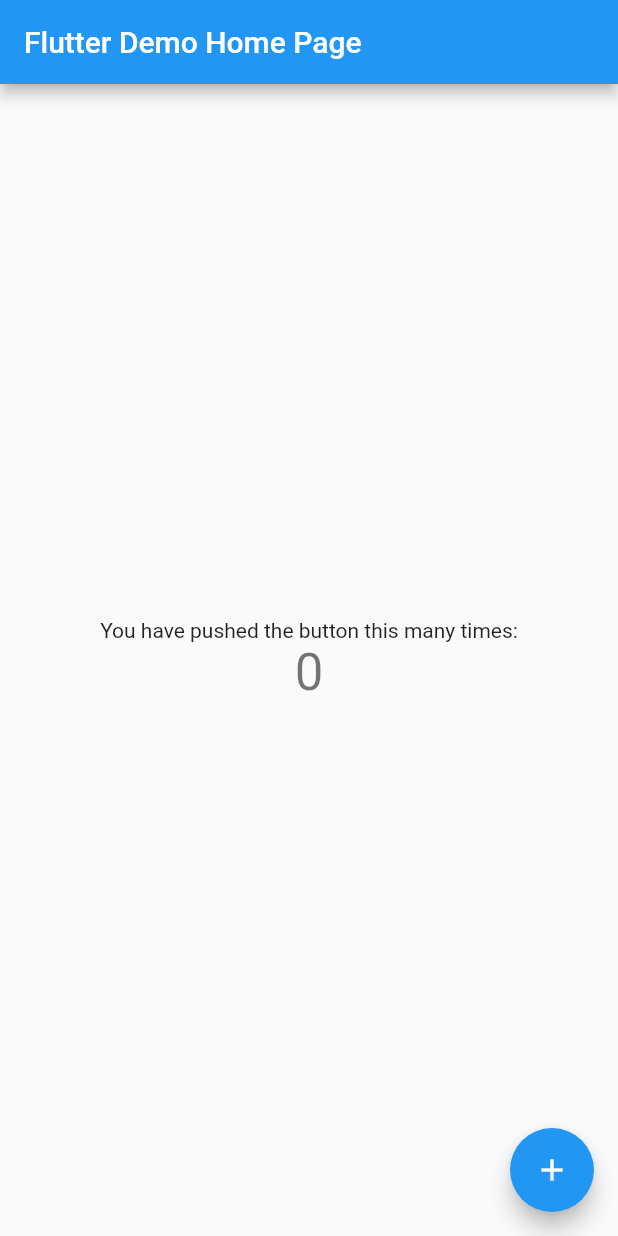
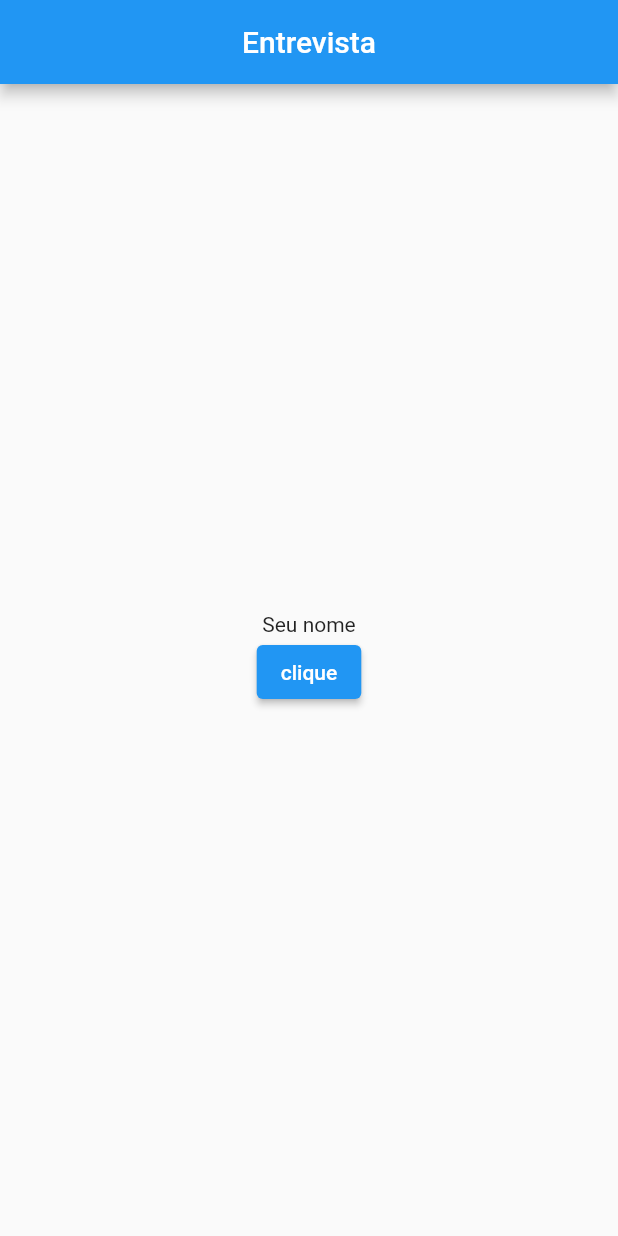
Before and after one commit to eudesadvento/aulas-flutter, a Flutter app: the screen it shows after launch, on a phone screen of 412 x 824 dp. Run offline on Flutter 3.47's test engine with Material 2 defaults, Android fonts, the phone set to English and light mode, and no system bars.

Commit message:
CRIANDO O APP

```diff
--- a/aula/lib/main.dart
+++ b/aula/lib/main.dart
@@ -1,115 +1,189 @@
 import 'package:flutter/material.dart';
 
 void main() {
-  runApp(const MyApp());
+  runApp(Eudes());
 }
 
-class MyApp extends StatelessWidget {
-  const MyApp({Key? key}) : super(key: key);
-
-  // This widget is the root of your application.
+class Eudes extends StatefulWidget {
   @override
-  Widget build(BuildContext context) {
-    return MaterialApp(
-      title: 'Flutter Demo',
-      theme: ThemeData(
-        // This is the theme of your application.
-        //
-        // Try running your application with "flutter run". You'll see the
-        // application has a blue toolbar. Then, without quitting the app, try
-        // changing the primarySwatch below to Colors.green and then invoke
-        // "hot reload" (press "r" in the console where you ran "flutter run",
-        // or simply save your changes to "hot reload" in a Flutter IDE).
-        // Notice that the counter didn't reset back to zero; the application
-        // is not restarted.
-        primarySwatch: Colors.blue,
-      ),
-      home: const MyHomePage(title: 'Flutter Demo Home Page'),
-    );
+  State<StatefulWidget> createState() {
+    return Silva();
   }
 }
 
-class MyHomePage extends StatefulWidget {
-  const MyHomePage({Key? key, required this.title}) : super(key: key);
-
-  // This widget is the home page of your application. It is stateful, meaning
-  // that it has a State object (defined below) that contains fields that affect
-  // how it looks.
-
-  // This class is the configuration for the state. It holds the values (in this
-  // case the title) provided by the parent (in this case the App widget) and
-  // used by the build method of the State. Fields in a Widget subclass are
-  // always marked "final".
-
-  final String title;
-
-  @override
-  State<MyHomePage> createState() => _MyHomePageState();
-}
-
-class _MyHomePageState extends State<MyHomePage> {
-  int _counter = 0;
-
-  void _incrementCounter() {
+class Silva extends State<Eudes> {
+  var pesquisa = 0;
+  void lista() {
     setState(() {
-      // This call to setState tells the Flutter framework that something has
-      // changed in this State, which causes it to rerun the build method below
-      // so that the display can reflect the updated values. If we changed
-      // _counter without calling setState(), then the build method would not be
-      // called again, and so nothing would appear to happen.
-      _counter++;
+      pesquisa++;
     });
   }
 
   @override
-  Widget build(BuildContext context) {
-    // This method is rerun every time setState is called, for instance as done
-    // by the _incrementCounter method above.
-    //
-    // The Flutter framework has been optimized to make rerunning build methods
-    // fast, so that you can just rebuild anything that needs updating rather
-    // than having to individually change instances of widgets.
-    return Scaffold(
+  Widget build(Object context) {
+    final resposta = [
+      'Seu nome',
+      'Idade',
+      'Data de nascimento',
+      'Bairro',
+    ];
+    return MaterialApp(
+        home: Scaffold(
       appBar: AppBar(
-        // Here we take the value from the MyHomePage object that was created by
-        // the App.build method, and use it to set our appbar title.
-        title: Text(widget.title),
+        title: Center(child: Text('Entrevista')),
       ),
       body: Center(
-        // Center is a layout widget. It takes a single child and positions it
-        // in the middle of the parent.
         child: Column(
-          // Column is also a layout widget. It takes a list of children and
-          // arranges them vertically. By default, it sizes itself to fit its
-          // children horizontally, and tries to be as tall as its parent.
-          //
-          // Invoke "debug painting" (press "p" in the console, choose the
-          // "Toggle Debug Paint" action from the Flutter Inspector in Android
-          // Studio, or the "Toggle Debug Paint" command in Visual Studio Code)
-          // to see the wireframe for each widget.
-          //
-          // Column has various properties to control how it sizes itself and
-          // how it positions its children. Here we use mainAxisAlignment to
-          // center the children vertically; the main axis here is the vertical
-          // axis because Columns are vertical (the cross axis would be
-          // horizontal).
           mainAxisAlignment: MainAxisAlignment.center,
-          children: <Widget>[
-            const Text(
-              'You have pushed the button this many times:',
-            ),
-            Text(
-              '$_counter',
-              style: Theme.of(context).textTheme.headline4,
-            ),
+          children: [
+            Text(resposta[pesquisa]),
+            ElevatedButton(onPressed: lista, child: Text('clique'))
           ],
         ),
       ),
-      floatingActionButton: FloatingActionButton(
-        onPressed: _incrementCounter,
-        tooltip: 'Increment',
-        child: const Icon(Icons.add),
-      ), // This trailing comma makes auto-formatting nicer for build methods.
-    );
+    ));
   }
 }
+
+
+
+
+
+
+// import 'package:flutter/material.dart';
+
+// void main() {
+//   runApp(const MyApp());
+// }
+
+// class MyApp extends StatelessWidget {
+//   const MyApp({Key? key}) : super(key: key);
+
+//   @override
+//   Widget build(BuildContext context) {
+//     return MaterialApp(
+//       title: 'Flutter Demo',
+//       theme: ThemeData(
+//         primarySwatch: Colors.blue,
+//       ),
+//       home: const MyHomePage(title: 'Flutter Demo Home Page'),
+//     );
+//   }
+// }
+
+// class MyHomePage extends StatefulWidget {
+//   const MyHomePage({Key? key, required this.title}) : super(key: key);
+
+//   final String title;
+
+//   @override
+//   State<MyHomePage> createState() => _MyHomePageState();
+// }
+
+// class _MyHomePageState extends State<MyHomePage> {
+//   int _counter = 0;
+
+//   void _incrementCounter() {
+//     setState(() {
+//       _counter++;
+//     });
+//   }
+
+//   @override
+//   Widget build(BuildContext context) {
+//     return Scaffold(
+//       appBar: AppBar(
+//         title: Text(widget.title),
+//       ),
+//       body: Center(
+//         child: Column(
+//           mainAxisAlignment: MainAxisAlignment.center,
+//           children: <Widget>[
+//             const Text(
+//               'You have pushed the button this many times:',
+//             ),
+//             Text(
+//               '$_counter',
+//               style: Theme.of(context).textTheme.headline4,
+//             ),
+//           ],
+//         ),
+//       ),
+//       floatingActionButton: FloatingActionButton(
+//         onPressed: _incrementCounter,
+//         tooltip: 'Increment',
+//         child: const Icon(Icons.add),
+//       ),
+//     );
+//   }
+// }
+
+
+
+
+
+
+
+
+
+// import 'package:flutter/material.dart';
+
+// void main() {
+//   runApp(PerguntasApp());
+// }
+
+// class PerguntasApp extends StatefulWidget {
+//   var perguntaSelecionada = 0;
+//   void responder() {
+//     perguntaSelecionada++;
+//     print("pergunta respondida");
+//   }
+
+//   @override
+//   State<PerguntasApp> createState() => PerguntasAppState();
+// }
+
+// class PerguntasAppState extends State<PerguntasApp> {
+
+
+//   @override
+//   Widget build(BuildContext context) {
+//     final perguntas = [
+//       'qual é sua cor favorita?',
+//       'qual seu animal fasvorito ',
+//     ];
+
+//     return MaterialApp(
+//       debugShowCheckedModeBanner: false,
+//       home: Scaffold(
+//         appBar: AppBar(
+//           title: const Center(
+//             child: Text("perguntas"),
+//           ),
+//         ),
+//         body: Center(
+//           child: Column(
+//             mainAxisAlignment: MainAxisAlignment.center,
+//             children: [
+//               Text(perguntas[0]),
+//               ElevatedButton(
+//                 onPressed: responder,
+//                 child: const Text('resposta 1'),
+//               ),
+//               ElevatedButton(
+//                 onPressed: () {
+//                   print("resposta 02");
+//                 },
+//                 child: const Text('resposta 2'),
+//               ),
+//               ElevatedButton(
+//                 onPressed: () => print("resposta 03"),
+//                 child: const Text('resposta 3'),
+//               ),
+//             ],
+//           ),
+//         ),
+//       ),
+//     );
+//   }
+// }
```
